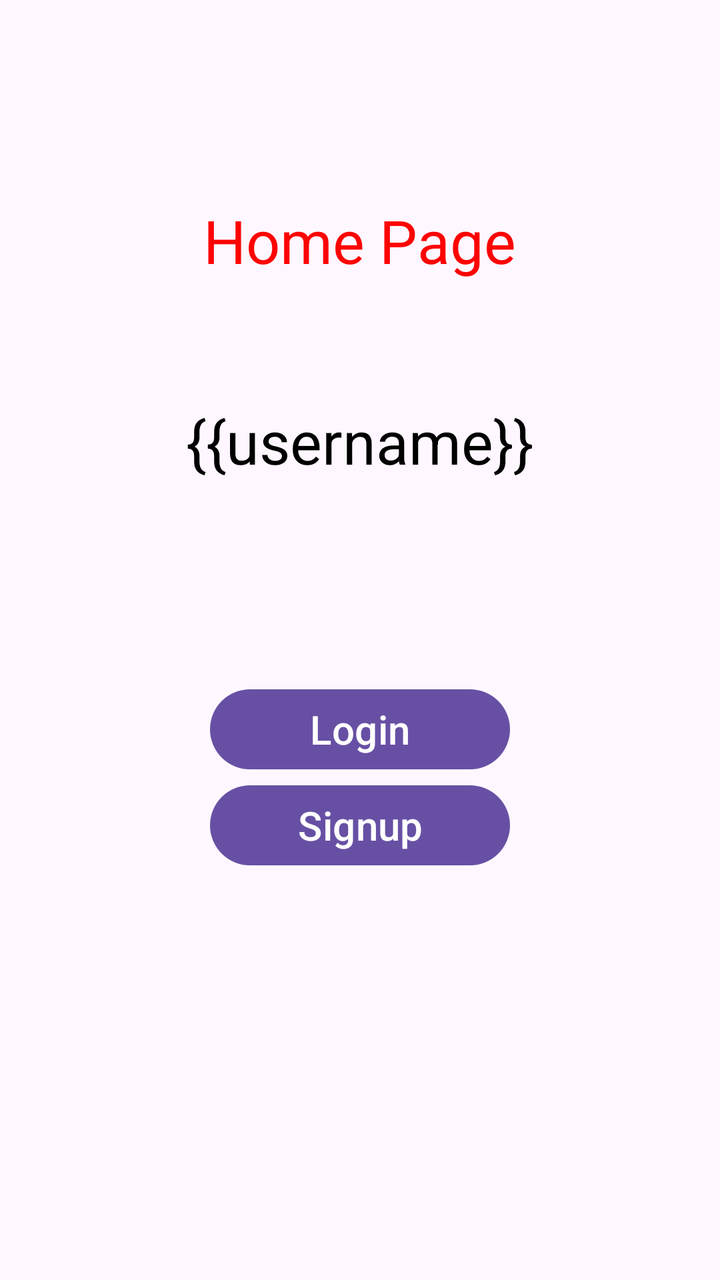
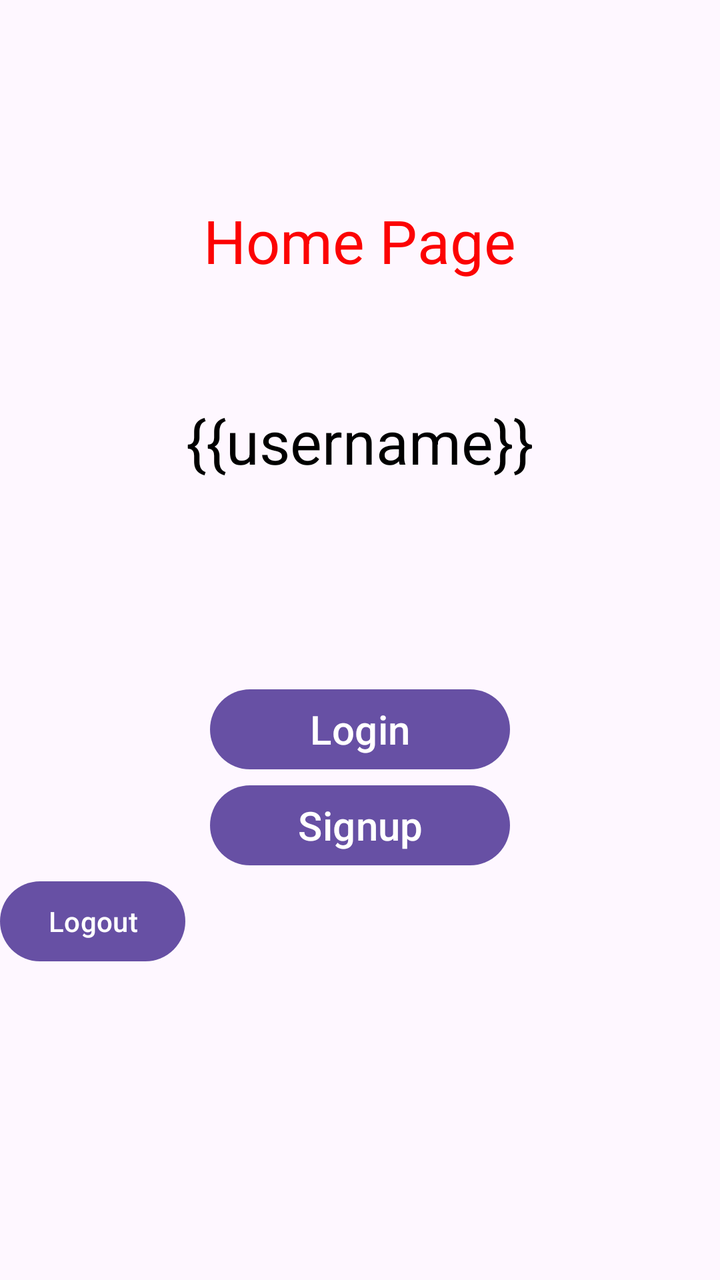

Screens rendered from an Android XML layout before and after an edit, with the pre-edit source and the edit as a unified diff.
<!-- AndroidManifest.xml: application theme Theme.AndroidExample -->
<!-- res/layout/activity_main.xml -->
<?xml version="1.0" encoding="utf-8"?>
<androidx.appcompat.widget.LinearLayoutCompat
    xmlns:tools="http://schemas.android.com/tools"
    xmlns:android="http://schemas.android.com/apk/res/android"
    tools:context=".MainActivity"
    android:layout_height="match_parent"
    android:layout_width="match_parent"
    android:orientation="vertical">

    <TextView
        android:id="@+id/main_msg_txt"
        android:layout_width="wrap_content"
        android:layout_height="wrap_content"
        android:text="Home Page"
        android:layout_gravity="center"
        android:layout_marginTop="100dp"
        android:layout_marginBottom="50dp"
        android:textSize="30dp"
        android:textColor="#fc0303">
    </TextView>

    <TextView
        android:id="@+id/main_username_txt"
        android:layout_width="wrap_content"
        android:layout_height="wrap_content"
        android:text="{{username}}"
        android:layout_gravity="center"
        android:layout_marginTop="10dp"
        android:layout_marginBottom="100dp"
        android:textSize="30dp"
        android:textColor="#000000">
    </TextView>


    <Button
        android:id="@+id/main_login_btn"
        android:layout_width="150dp"
        android:layout_height="wrap_content"
        android:layout_gravity="center"
        android:text="Login"
        android:textSize="20sp"
        android:textColor="#ffffff">
    </Button>

    <Button
        android:id="@+id/main_signup_btn"
        android:layout_width="150dp"
        android:layout_height="wrap_content"
        android:layout_gravity="center"
        android:text="Signup"
        android:textSize="20sp"
        android:textColor="#ffffff">
    </Button>


</androidx.appcompat.widget.LinearLayoutCompat>
<!-- resources referenced by this layout -->
<resources>
  <style name="Theme.AndroidExample" parent="Base.Theme.AndroidExample" />
  <style name="Base.Theme.AndroidExample" parent="Theme.Material3.DayNight.NoActionBar">
          
          
      </style>
</resources>

<!-- the commit's change to res/layout/activity_main.xml (unified diff, before → after) -->
@@ -52,5 +52,10 @@
         android:textColor="#ffffff">
     </Button>
 
+    <Button
+        android:id="@+id/main_logout_btn"
+        android:layout_width="wrap_content"
+        android:layout_height="wrap_content"
+        android:text="Logout" />
 
 </androidx.appcompat.widget.LinearLayoutCompat>
